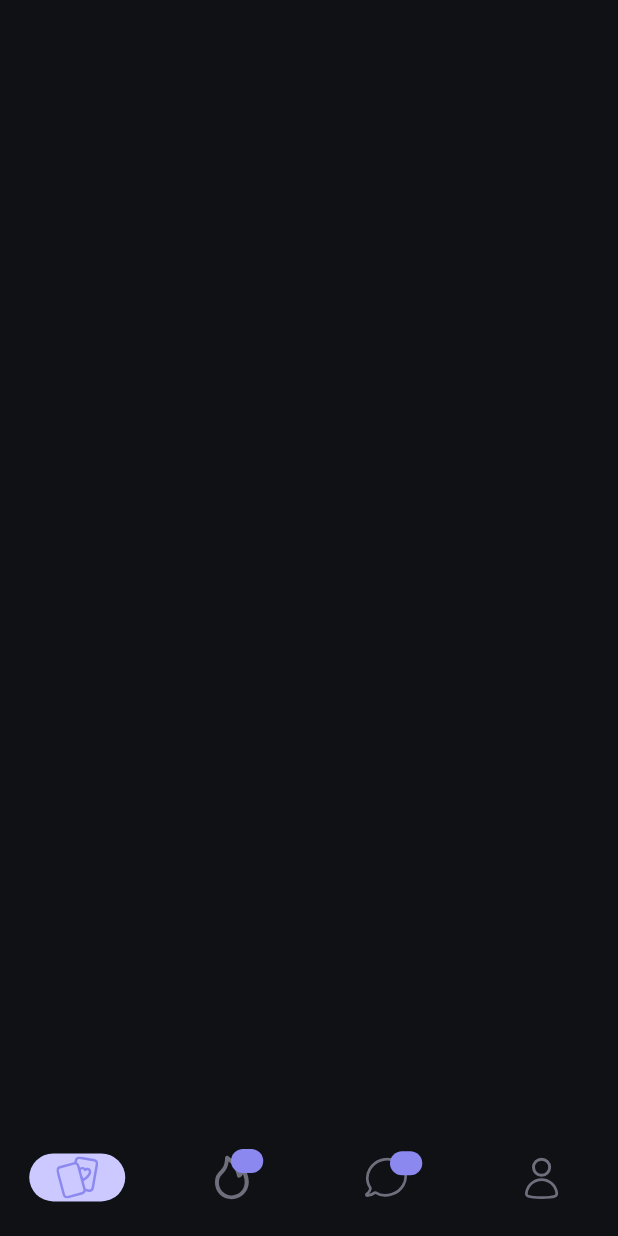
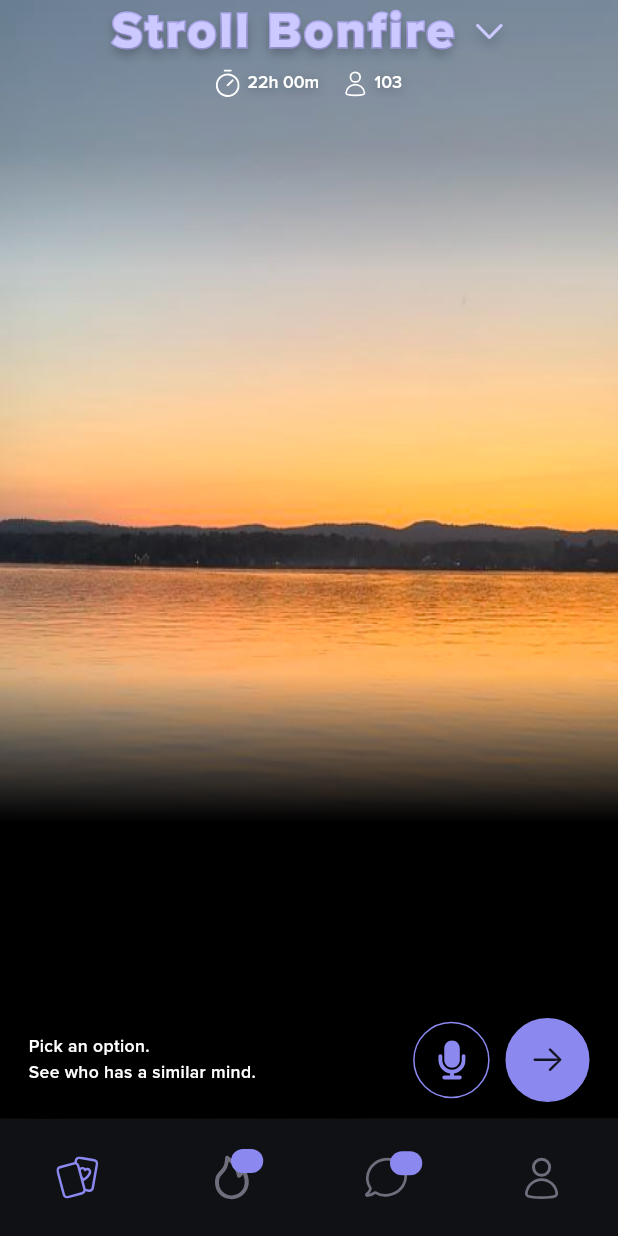
Before and after one commit to Raykemzy/loke-task, a Flutter app: the screen it shows after launch, on a phone screen of 412 x 824 dp. Run offline on Flutter 3.47's test engine with Material 3 defaults, Android fonts, the phone set to English and light mode, and no system bars; our stand-ins replace flutter_screenutil, flutter_svg.

Commit message:
style header text

```diff
--- /dev/null
+++ b/lib/core/context_extensions.dart
@@ -0,0 +1,10 @@
+import 'package:flutter/material.dart';
+
+extension ContextExtension on BuildContext {
+  // Usage example: `context.theme`
+  ThemeData get theme => Theme.of(this);
+
+  double get height => MediaQuery.of(this).size.height;
+
+  double get width => MediaQuery.of(this).size.width;
+}
--- a/lib/core/theme.dart
+++ b/lib/core/theme.dart
@@ -64,7 +64,7 @@ class AppTheme {
       bodyMedium: TextStyle(
         fontFamily: _defaultFontFamily,
         fontSize: _bodyMediumFontSize,
-        fontWeight: FontWeight.w400,
+        fontWeight: FontWeight.w500,
       ),
     ),
   );
--- a/lib/core/theme_extensions.dart
+++ /dev/null
@@ -1,6 +0,0 @@
-import 'package:flutter/material.dart';
-
-extension ThemeExtension on BuildContext {
-  // Usage example: `context.theme`
-  ThemeData get theme => Theme.of(this);
-}
--- a/lib/presentation/home_view.dart
+++ b/lib/presentation/home_view.dart
@@ -1,10 +1,27 @@
 import 'package:flutter/material.dart';
+import 'package:flutter_screenutil/flutter_screenutil.dart';
+import 'package:for_loke/presentation/widgets/custom_scaffold.dart';
+import 'package:for_loke/presentation/widgets/home_view_header.dart';
+import 'package:for_loke/presentation/widgets/pick_option_section.dart';
 
 class HomeView extends StatelessWidget {
   const HomeView({super.key});
 
   @override
   Widget build(BuildContext context) {
-    return Container();
+    return CustomScaffold(
+      body: Padding(
+        padding: EdgeInsets.symmetric(horizontal: 18.w),
+        child: const SafeArea(
+          child: Column(
+            children: [
+              HomeViewHeader(),
+              Spacer(),
+              PickOptionSection(),
+            ],
+          ),
+        ),
+      ),
+    );
   }
 }
--- a/lib/presentation/nav_bar.dart
+++ b/lib/presentation/nav_bar.dart
@@ -1,6 +1,6 @@
 import 'package:flutter/material.dart';
 import 'package:flutter_screenutil/flutter_screenutil.dart';
-import 'package:for_loke/core/theme_extensions.dart';
+import 'package:for_loke/core/context_extensions.dart';
 import 'package:for_loke/gen/assets.gen.dart';
 import 'package:for_loke/presentation/home_view.dart';
 import 'package:for_loke/presentation/widgets/nav_bar_item.dart';
@@ -22,6 +22,7 @@ class _NavBarState extends State<NavBar> {
       bottomNavigationBar: NavigationBar(
         height: 80.h,
         selectedIndex: selectedIndex,
+        indicatorColor: Colors.transparent,
         backgroundColor: context.theme.colorScheme.surface,
         labelBehavior: NavigationDestinationLabelBehavior.alwaysHide,
         destinations: [
--- a/lib/presentation/widgets/custom_scaffold.dart
+++ b/lib/presentation/widgets/custom_scaffold.dart
@@ -0,0 +1,59 @@
+import 'package:flutter/material.dart';
+import 'package:for_loke/core/context_extensions.dart';
+import 'package:for_loke/gen/assets.gen.dart';
+
+class CustomScaffold extends StatelessWidget {
+  final Widget body;
+  const CustomScaffold({super.key, required this.body});
+
+  @override
+  Widget build(BuildContext context) {
+    return Stack(
+      children: [
+        Stack(
+          children: [
+            Container(
+              width: context.width,
+              height: context.height,
+              decoration: BoxDecoration(
+                image: DecorationImage(
+                  fit: BoxFit.fill,
+                  image: AssetImage(Assets.images.backgroundPic.path),
+                ),
+              ),
+            ),
+            Align(
+              alignment: Alignment.topCenter,
+              child: Container(
+                height: 200,
+                decoration: BoxDecoration(
+                  gradient: LinearGradient(
+                    begin: Alignment.bottomCenter,
+                    end: Alignment.topCenter,
+                    stops: const [0.1, 0.5],
+                    colors: [Colors.transparent, Colors.black.withOpacity(0.2)],
+                  ),
+                ),
+              ),
+            ),
+            Align(
+              alignment: Alignment.bottomCenter,
+              child: Container(
+                height: context.height / 2.5,
+                decoration: const BoxDecoration(
+                  gradient: LinearGradient(
+                    begin: Alignment.topCenter,
+                    end: Alignment.bottomCenter,
+                    stops: [0.1, 0.4],
+                    colors: [Colors.transparent, Colors.black],
+                  ),
+                ),
+              ),
+            ),
+          ],
+        ),
+        SizedBox(width: context.width, height: context.height, child: body),
+      ],
+    );
+  }
+}
--- /dev/null
+++ b/lib/presentation/widgets/home_view_header.dart
@@ -0,0 +1,122 @@
+import 'package:flutter/cupertino.dart';
+import 'package:flutter/material.dart';
+import 'package:flutter_screenutil/flutter_screenutil.dart';
+import 'package:for_loke/core/context_extensions.dart';
+import 'package:for_loke/gen/assets.gen.dart';
+import 'package:for_loke/presentation/widgets/app_svg_widget.dart';
+
+class HomeViewHeader extends StatelessWidget {
+  const HomeViewHeader({super.key});
+
+  @override
+  Widget build(BuildContext context) {
+    return Column(
+      children: [
+        Row(
+          mainAxisAlignment: MainAxisAlignment.center,
+          children: [
+            const _HeaderText(),
+            10.horizontalSpace,
+            Icon(
+              CupertinoIcons.chevron_down,
+              color: context.theme.colorScheme.secondary,
+              shadows: [
+                Shadow(
+                  offset: const Offset(0, 4),
+                  blurRadius: 8.0,
+                  color: Colors.black.withOpacity(0.3),
+                ),
+              ],
+            ),
+          ],
+        ),
+        Row(
+          mainAxisAlignment: MainAxisAlignment.center,
+          children: [
+            Row(
+              children: [
+                AppSvgWidget(
+                  path: Assets.svgs.timer,
+                  width: 15.w,
+                ),
+                5.horizontalSpace,
+                Text(
+                  '22h 00m',
+                  style: context.theme.textTheme.displayMedium?.copyWith(
+                    shadows: [
+                      Shadow(
+                        offset: const Offset(0, 2),
+                        blurRadius: 8.0,
+                        color: Colors.black.withOpacity(0.3),
+                      ),
+                    ],
+                  ),
+                )
+              ],
+            ),
+            10.horizontalSpace,
+            Row(
+              children: [
+                AppSvgWidget(
+                  path: Assets.svgs.profile,
+                  color: context.theme.colorScheme.onSurface,
+                  width: 25.w,
+                ),
+                Text(
+                  '103',
+                  style: context.theme.textTheme.displayMedium?.copyWith(
+                    shadows: [
+                      Shadow(
+                        offset: const Offset(0, 2),
+                        blurRadius: 8.0,
+                        color: Colors.black.withOpacity(0.3),
+                      ),
+                    ],
+                  ),
+                )
+              ],
+            )
+          ],
+        )
+      ],
+    );
+  }
+}
+
+class _HeaderText extends StatelessWidget {
+  const _HeaderText();
+
+  @override
+  Widget build(BuildContext context) {
+    const String text = 'Stroll Bonfire';
+    const double letterSpacing = 2;
+    return Stack(
+      children: [
+        Text(
+          text,
+          style: context.theme.textTheme.titleLarge?.copyWith(
+            letterSpacing: letterSpacing,
+            foreground: Paint()
+              ..style = PaintingStyle.stroke
+              ..strokeWidth = 2
+              ..color = const Color(0xFFB3ADF6),
+          ),
+        ),
+        Text(
+          text,
+          style: context.theme.textTheme.titleLarge?.copyWith(
+            letterSpacing: letterSpacing,
+            color: context.theme.colorScheme.secondary,
+            shadows: [
+              Shadow(
+                offset: const Offset(0, 4),
+                blurRadius: 8.0,
+                color: Colors.black.withOpacity(0.3),
+              ),
+            ],
+          ),
+        ),
+      ],
+    );
+  }
+}
--- a/lib/presentation/widgets/nav_bar_item.dart
+++ b/lib/presentation/widgets/nav_bar_item.dart
@@ -1,5 +1,5 @@
 import 'package:flutter/material.dart';
-import 'package:for_loke/core/theme_extensions.dart';
+import 'package:for_loke/core/context_extensions.dart';
 import 'package:for_loke/presentation/widgets/app_svg_widget.dart';
 
 class AppNavBarItem extends StatelessWidget {
--- /dev/null
+++ b/lib/presentation/widgets/pick_option_section.dart
@@ -0,0 +1,58 @@
+import 'package:flutter/cupertino.dart';
+import 'package:flutter/material.dart';
+import 'package:flutter_screenutil/flutter_screenutil.dart';
+import 'package:for_loke/core/context_extensions.dart';
+import 'package:for_loke/gen/assets.gen.dart';
+import 'package:for_loke/presentation/widgets/app_svg_widget.dart';
+
+class PickOptionSection extends StatelessWidget {
+  const PickOptionSection({super.key});
+
+  @override
+  Widget build(BuildContext context) {
+    return Padding(
+      padding: EdgeInsets.symmetric(vertical: 10.h),
+      child: Row(
+        children: [
+          Column(
+            crossAxisAlignment: CrossAxisAlignment.start,
+            children: [
+              Text('Pick an option.', style: context.theme.textTheme.bodyMedium),
+              Text(
+                'See who has a similar mind.',
+                style: context.theme.textTheme.bodyMedium,
+              )
+            ],
+          ),
+          const Spacer(),
+          _IconContainer(iconPath: Assets.svgs.mic),
+          10.horizontalSpace,
+          const _IconContainer(),
+        ],
+      ),
+    );
+  }
+}
+
+class _IconContainer extends StatelessWidget {
+  final String? iconPath;
+  const _IconContainer({this.iconPath});
+
+  @override
+  Widget build(BuildContext context) {
+    return Container(
+      padding: const EdgeInsets.all(15),
+      decoration: BoxDecoration(
+        shape: BoxShape.circle,
+        border: Border.all(color: context.theme.primaryColor),
+        color:
+            iconPath == null ? context.theme.primaryColor : Colors.transparent,
+      ),
+      child: Center(
+        child: iconPath == null
+            ? const Icon(CupertinoIcons.arrow_right)
+            : AppSvgWidget(path: iconPath!),
+      ),
+    );
+  }
+}
--- a/pubspec.yaml
+++ b/pubspec.yaml
@@ -39,7 +39,7 @@ flutter:
         - asset: assets/fonts/proximanova-semibold.otf
           weight: 600
         - asset: assets/fonts/proximanova-regular.otf
-          weight: 600
+          weight: 400
         - asset: assets/fonts/proximanova-regularit.otf
-          weight: 600
+          weight: 400
           style: italic
```
